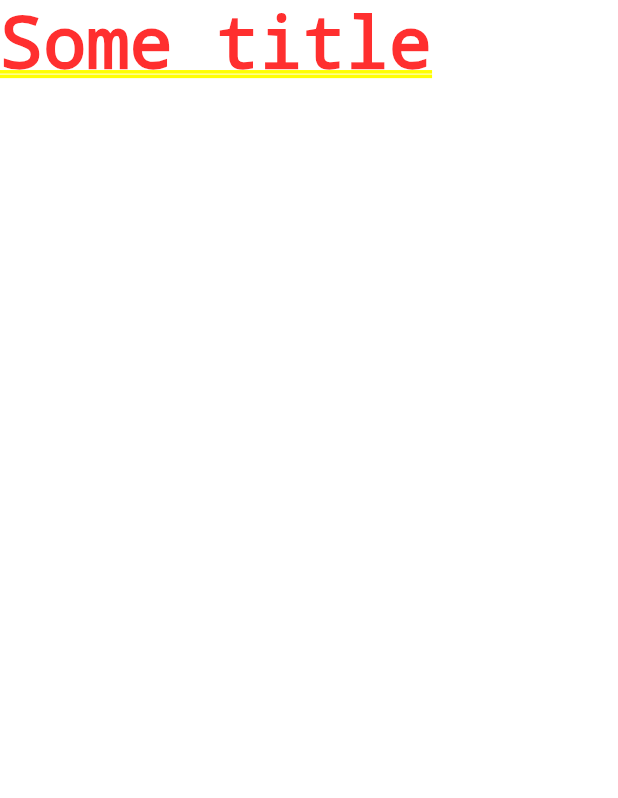
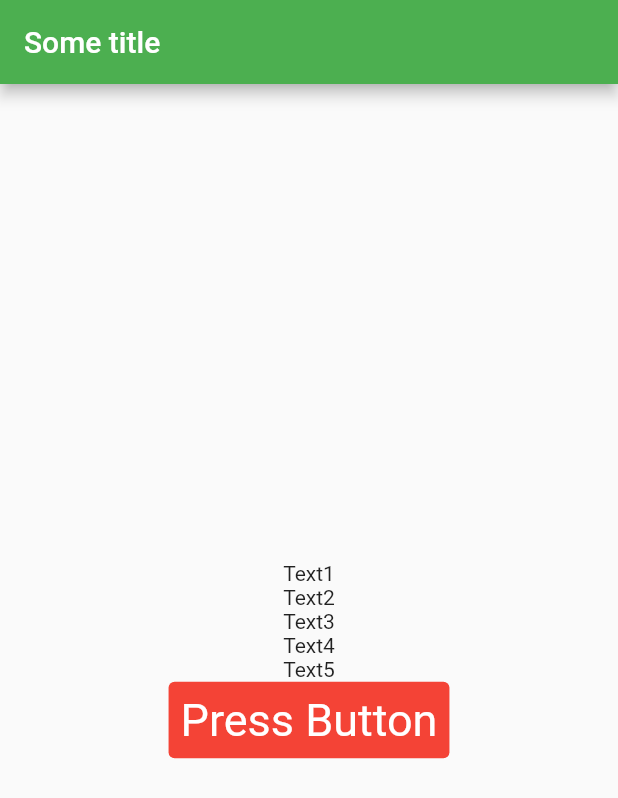
Before and after one commit to ruIlyaKiselev/flutter_carbolator, a Flutter app: the screen it shows after launch, on a phone screen of 412 x 824 dp. Shown: the top 798 px of the screen. Run offline on Flutter 3.47's test engine with Material 2 defaults, Android fonts, the phone set to English and light mode, and no system bars; our stand-ins replace fluttertoast.

Commit message:
learned some features with StatelessWidget: MaterialApp, Scaffold, work with button and use its event (show toast)

```diff
--- a/lib/main.dart
+++ b/lib/main.dart
@@ -1,4 +1,6 @@
 import 'package:flutter/material.dart';
+
+import 'package:fluttertoast/fluttertoast.dart';
 
 void main() {
   runApp(const MyApp());
@@ -7,13 +9,52 @@ void main() {
 class MyApp extends StatelessWidget {
   const MyApp({Key? key}) : super(key: key);
 
-
   @override
   Widget build(BuildContext context) {
 
-    return const Center(
+    return Center(
         child: MaterialApp(
-            home: Text("Some title")
+            home: Scaffold(
+              appBar: AppBar(
+                title: const Text("Some title"),
+                backgroundColor: Colors.green
+              ),
+              body: Center(
+                  child: Column(
+                    mainAxisAlignment: MainAxisAlignment.center,
+                    children: [
+                      const Text("Text1"),
+                      const Text("Text2"),
+                      const Text("Text3"),
+                      const Text("Text4"),
+                      const Text("Text5"),
+                      TextButton(
+                        onPressed: () => {
+                          // print("new event")
+                          Fluttertoast.showToast(
+                          msg: "new event",
+                          toastLength: Toast.LENGTH_SHORT,
+                          gravity: ToastGravity.CENTER,
+                          timeInSecForIosWeb: 1,
+                          backgroundColor: Colors.red,
+                          textColor: Colors.white,
+                          fontSize: 16.0
+                          )
+                        },
+                        child: const Text("Press Button"),
+                        style: TextButton.styleFrom(
+                          backgroundColor: Colors.red,
+                          textStyle: const TextStyle(
+                            fontSize: 30
+                          ),
+                          primary: Colors.white
+                        ),
+                      )
+                    ],
+
+                  )
+              ),
+            )
         )
     );
   }
```
Also changed, not shown: pubspec.yaml (+2 -63 lines), pubspec.lock.
